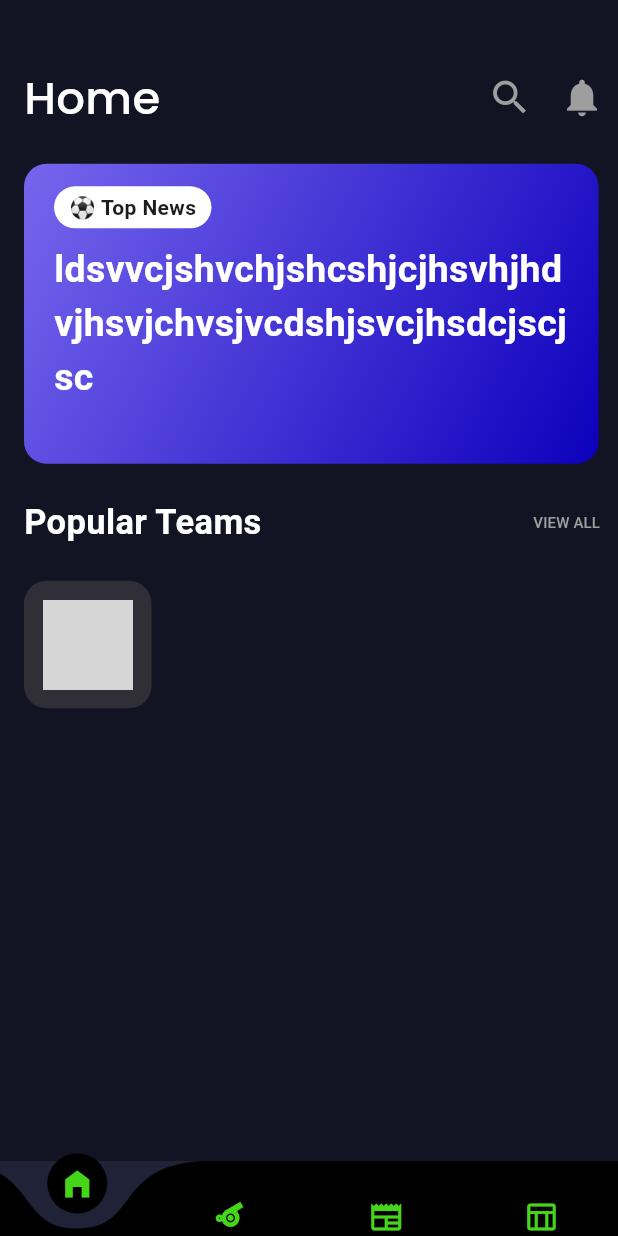
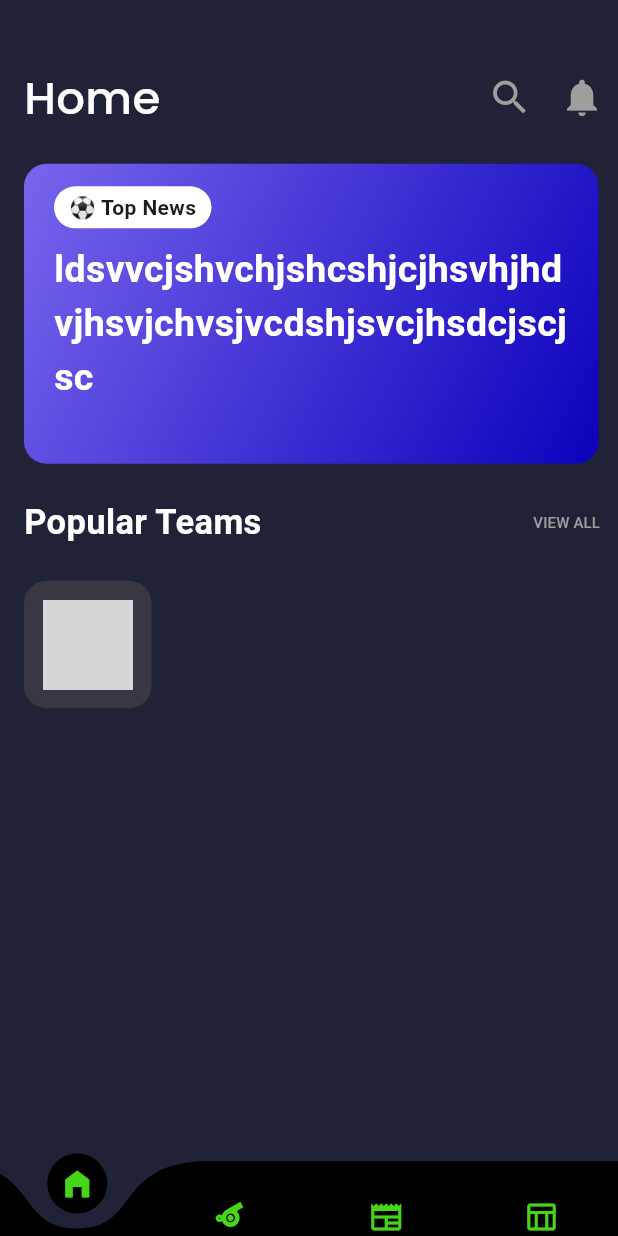
Before and after one commit to RJ2607/football_app, a Flutter app: the screen it shows after launch, on a phone screen of 412 x 824 dp. Run offline on Flutter 3.47's test engine with Material 3 defaults, Android fonts, the phone set to English and light mode, and no system bars; drawn by our look-alikes of curved_navigation_bar; network calls fail; grey boxes are pictures that could not be loaded.

Commit message:
Update scaffold background color in main.dart

```diff
--- a/lib/main.dart
+++ b/lib/main.dart
@@ -14,9 +14,8 @@ class MyApp extends StatelessWidget {
     return MaterialApp(
       debugShowCheckedModeBanner: false,
       theme: ThemeData(
-        scaffoldBackgroundColor: Color.fromARGB(255, 18, 19, 35),
+        scaffoldBackgroundColor: Color.fromARGB(255, 32, 34, 56),
       ),
-      title: 'Flutter Demo',
       home: MyBottomNav(),
     );
   }
```
